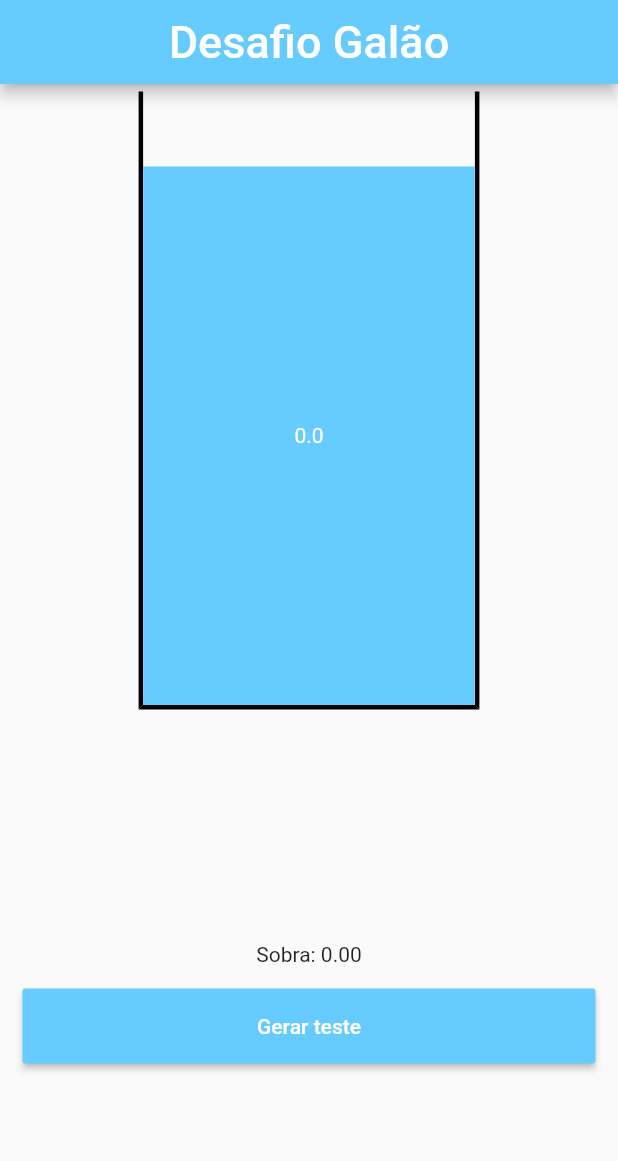
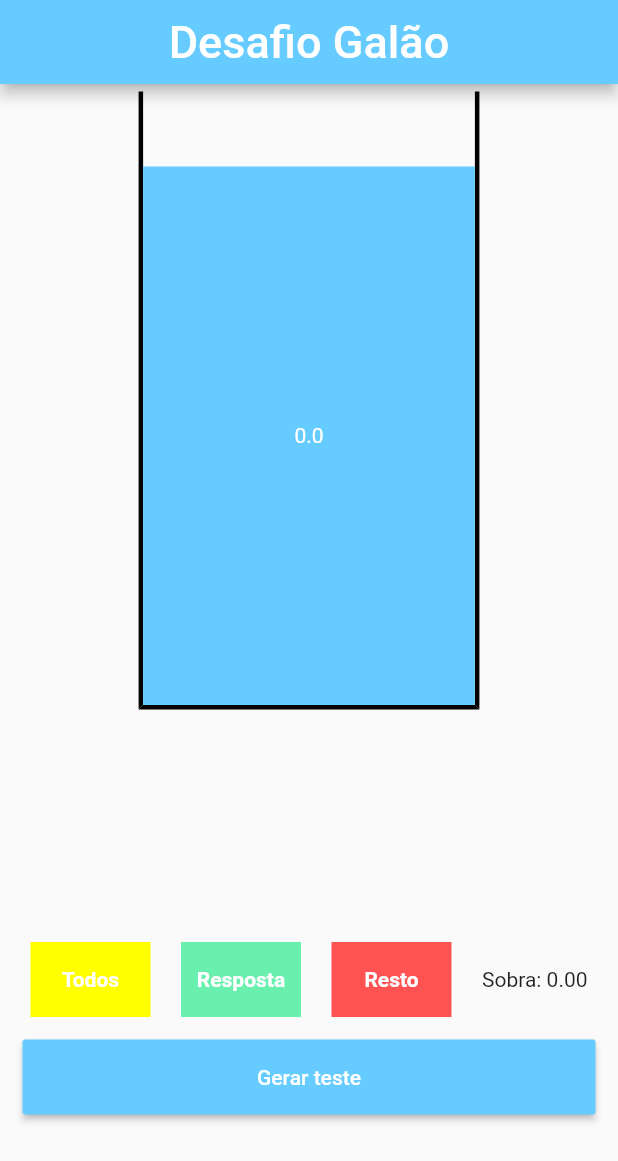
Before and after one commit to BrayanBertan/desafio_galao, a Flutter app: the screen it shows after launch, on a phone screen of 412 x 824 dp. Shown: the top 1161 px of the screen. Run offline on Flutter 3.47's test engine with Material 2 defaults, Android fonts, the phone set to English and light mode, and no system bars; our stand-ins replace flutter_mobx, mobx; generated files the repository leaves out were written again.

Commit message:
correção final

```diff
--- a/lib/views/home.dart
+++ b/lib/views/home.dart
@@ -177,11 +177,17 @@ class _HomePageState extends State<HomePage> {
               );
             }),
           ),
-          Center(
-            child: Observer(builder: (_) {
+          Row(
+            mainAxisAlignment: MainAxisAlignment.spaceEvenly,
+            children: [
+              buildLegenda(Colors.yellowAccent, 'Todos'),
+              buildLegenda(Colors.greenAccent, 'Resposta'),
+              buildLegenda(Colors.redAccent, 'Resto'),
+              Observer(builder: (_) {
                 return Text(
                     'Sobra: ${(controller.galaoVolumeAtual).toStringAsFixed(2)}');
               }),
+            ],
           ),
           Container(
             margin: EdgeInsets.all(15.0),
@@ -196,9 +202,23 @@ class _HomePageState extends State<HomePage> {
                 style: TextStyle(color: Colors.white),
               ),
             ),
-          )
+          ),
         ],
       ),
     );
   }
+
+  Widget buildLegenda(Color cor, String texto) {
+    return Container(
+      width: 80.0,
+      height: 50.0,
+      color: cor,
+      child: Center(
+        child: Text(
+          texto,
+          style: TextStyle(color: Colors.white, fontWeight: FontWeight.bold),
+        ),
+      ),
+    );
   }
+}
```
Lines whose indentation alone changed are shown as unchanged.
